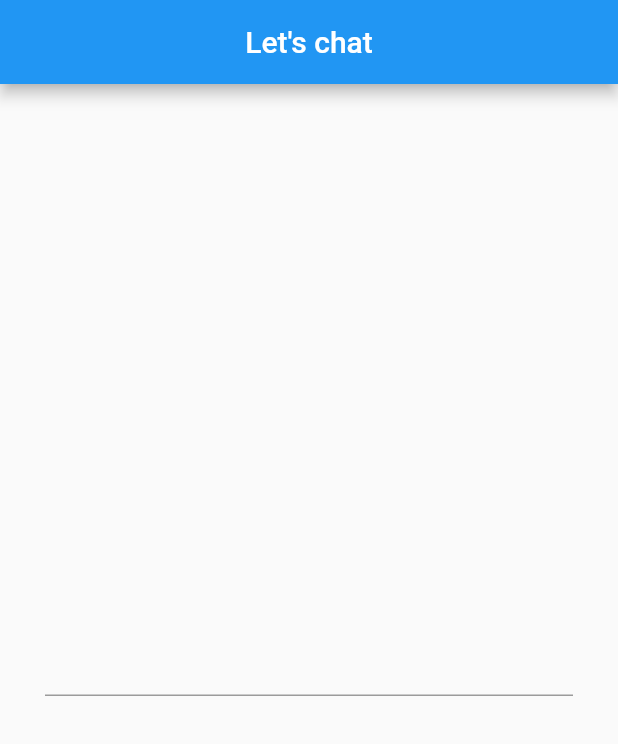
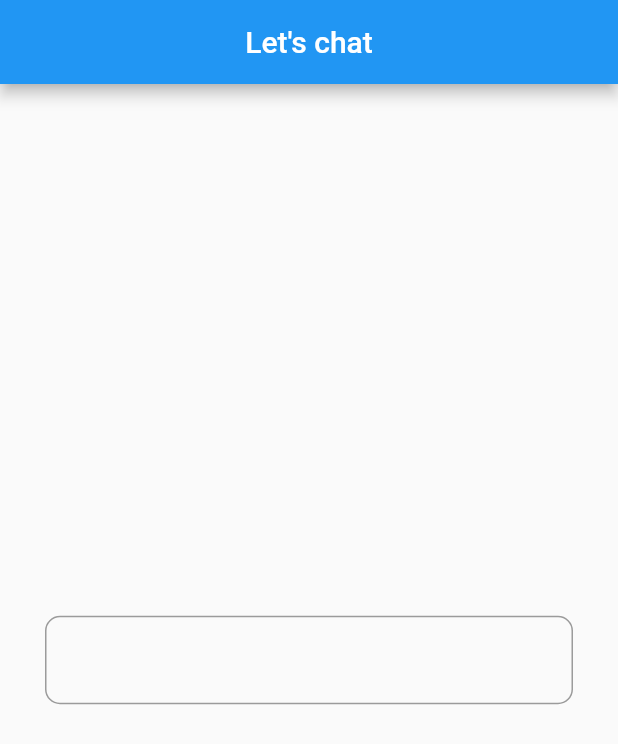
Before and after one commit to Askydev/Blabber, a Flutter app: the screen it shows after launch, on a phone screen of 412 x 824 dp. Shown: the top 744 px of the screen. Run offline on Flutter 3.47's test engine with Material 2 defaults, Android fonts, the phone set to English and light mode, and no system bars.

Commit message:
Screen- LoginS

```diff
--- a/lib/LoginScreen.dart
+++ b/lib/LoginScreen.dart
@@ -7,6 +7,7 @@ class LoginScreen extends StatefulWidget {
 
 class _LoginScreenState extends State<LoginScreen> {
   TextEditingController _usernameController;
+
   @override
   void initState() {
     super.initState();
@@ -31,6 +32,13 @@ class _LoginScreenState extends State<LoginScreen> {
             TextField(
               controller: _usernameController,
               textAlign: TextAlign.center,
+              decoration: InputDecoration(
+                border: OutlineInputBorder(
+                  borderRadius: BorderRadius.all(
+                    Radius.circular(10.0),
+                  ),
+                ),
+              ),
             ),
           ],
         ),
```
